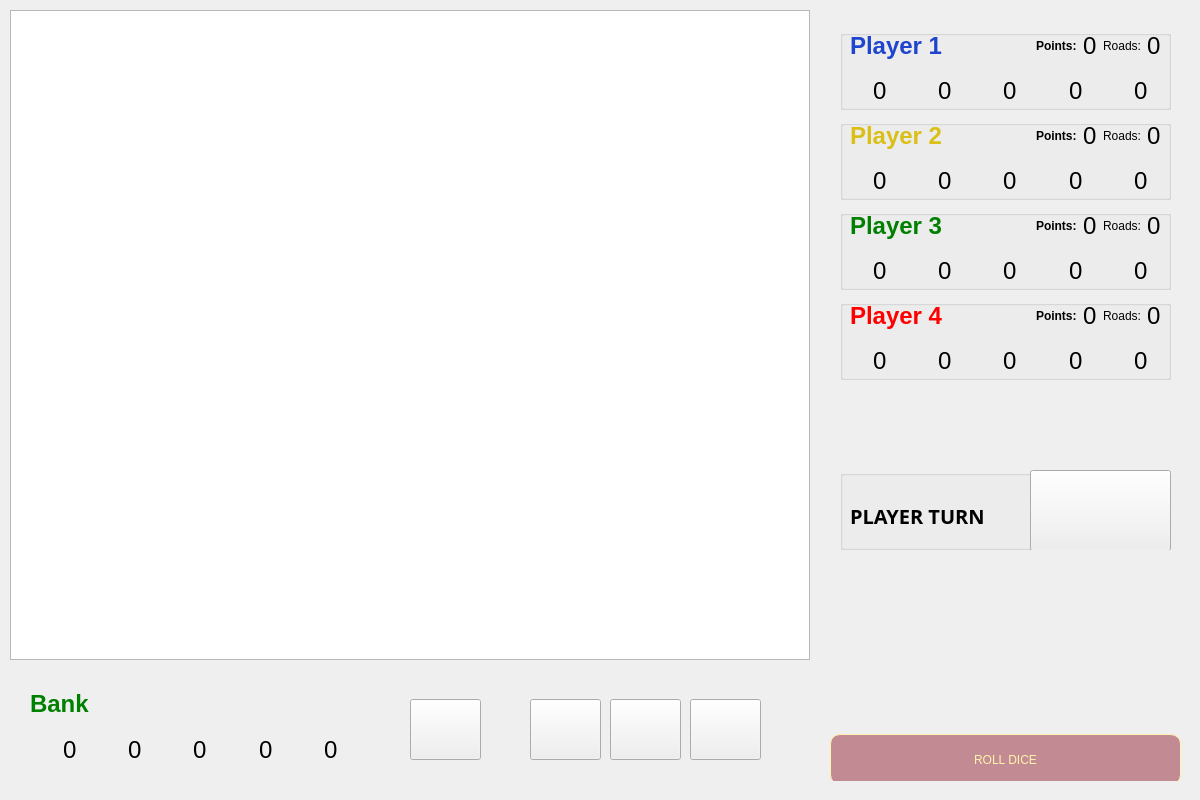
Above: src/mainwindow.ui from Stefan-Dr/Catan before the change. Below: the same form after it.
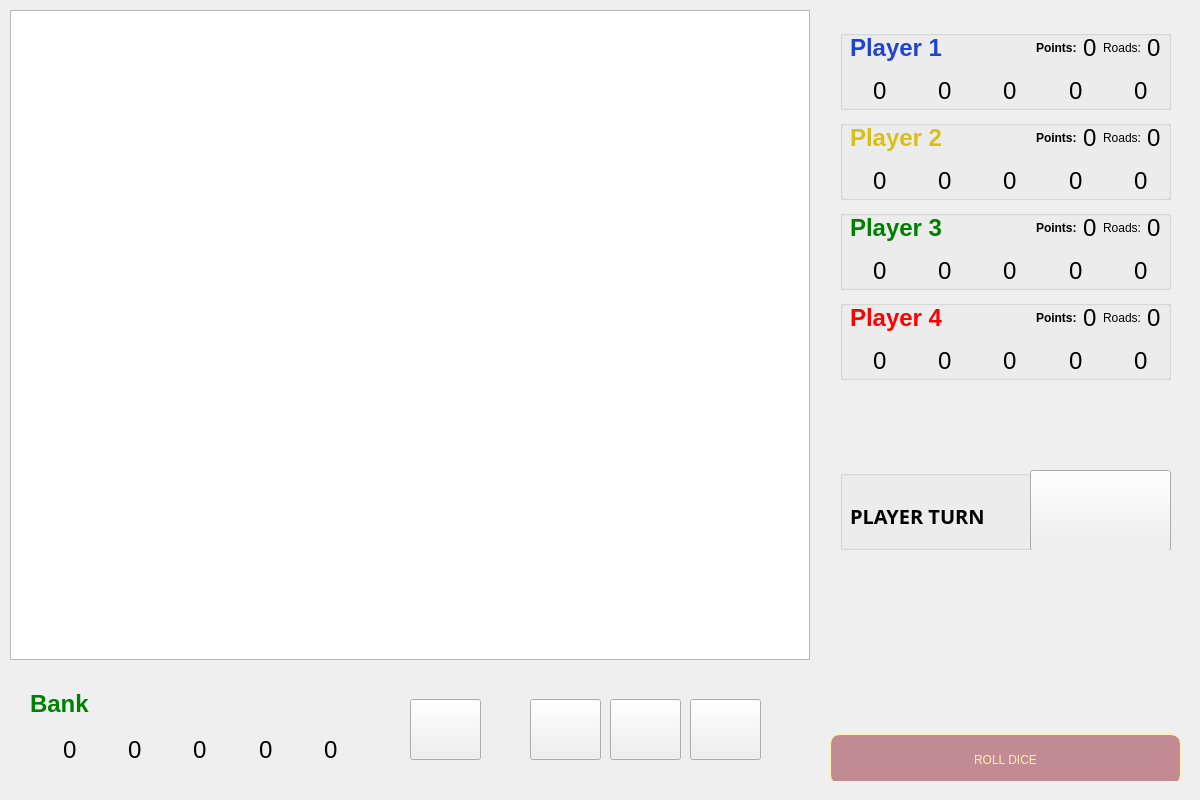
That is the form after the change. The open tabs and pages were chosen to show the change. Icons and pictures are not drawn.

The edit to the form file:
```diff
--- a/src/mainwindow.ui
+++ b/src/mainwindow.ui
@@ -1157,7 +1157,7 @@
           <x>10</x>
           <y>0</y>
           <width>311</width>
-          <height>31</height>
+          <height>35</height>
          </rect>
         </property>
         <layout class="QHBoxLayout" name="horizontalLayout_8">
@@ -1166,7 +1166,6 @@
            <property name="font">
             <font>
              <pointsize>18</pointsize>
-             <weight>75</weight>
              <bold>true</bold>
             </font>
            </property>
@@ -1195,7 +1194,6 @@
           <widget class="QLabel" name="label_30">
            <property name="font">
             <font>
-             <weight>75</weight>
              <bold>true</bold>
             </font>
            </property>
@@ -1381,7 +1379,7 @@
           <x>10</x>
           <y>0</y>
           <width>311</width>
-          <height>31</height>
+          <height>35</height>
          </rect>
         </property>
         <layout class="QHBoxLayout" name="horizontalLayout_9">
@@ -1390,7 +1388,6 @@
            <property name="font">
             <font>
              <pointsize>18</pointsize>
-             <weight>75</weight>
              <bold>true</bold>
             </font>
            </property>
@@ -1420,7 +1417,6 @@
           <widget class="QLabel" name="label_31">
            <property name="font">
             <font>
-             <weight>75</weight>
              <bold>true</bold>
             </font>
            </property>
@@ -1606,7 +1602,7 @@
           <x>10</x>
           <y>0</y>
           <width>311</width>
-          <height>31</height>
+          <height>35</height>
          </rect>
         </property>
         <layout class="QHBoxLayout" name="horizontalLayout_10">
@@ -1615,7 +1611,6 @@
            <property name="font">
             <font>
              <pointsize>18</pointsize>
-             <weight>75</weight>
              <bold>true</bold>
             </font>
            </property>
@@ -1645,7 +1640,6 @@
           <widget class="QLabel" name="label_33">
            <property name="font">
             <font>
-             <weight>75</weight>
              <bold>true</bold>
             </font>
            </property>
@@ -1831,7 +1825,7 @@
           <x>10</x>
           <y>0</y>
           <width>311</width>
-          <height>31</height>
+          <height>35</height>
          </rect>
         </property>
         <layout class="QHBoxLayout" name="horizontalLayout_11">
@@ -1840,7 +1834,6 @@
            <property name="font">
             <font>
              <pointsize>18</pointsize>
-             <weight>75</weight>
              <bold>true</bold>
             </font>
            </property>
@@ -1870,7 +1863,6 @@
           <widget class="QLabel" name="label_35">
            <property name="font">
             <font>
-             <weight>75</weight>
              <bold>true</bold>
             </font>
            </property>
```
Left out of the diff: 18 changed lines with no effect on the pictures.
